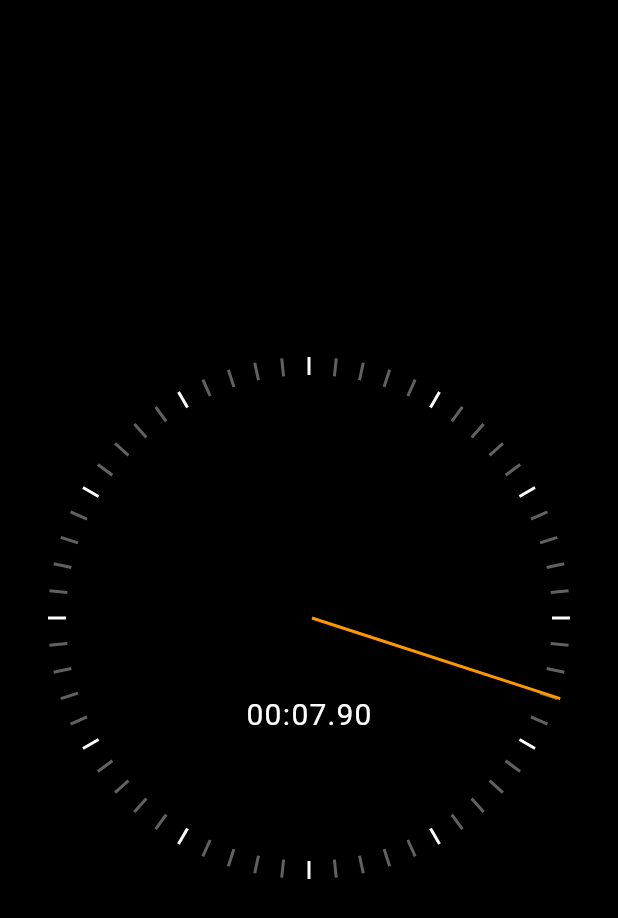
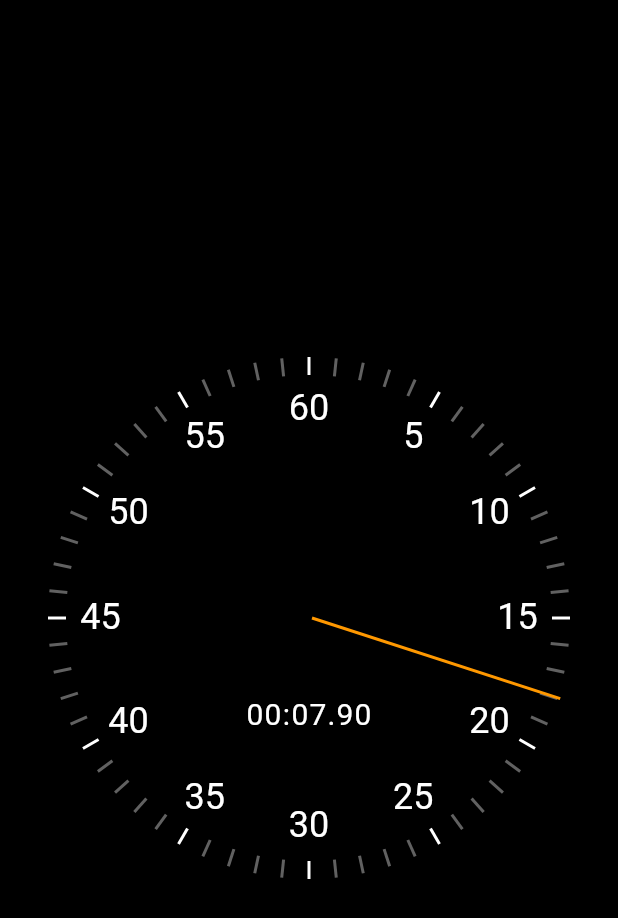
Before and after one commit to ditateum/stopwatch_flutter, a Flutter app: the screen it shows after launch, on a phone screen of 412 x 824 dp. Shown: the top 918 px of the screen. Run offline on Flutter 3.47's test engine with Material 2 defaults, Android fonts, the phone set to English and light mode, and no system bars.

Commit message:
Completing the stopwatch UI part 2

```diff
--- a/lib/ui/clock_markers.dart
+++ b/lib/ui/clock_markers.dart
@@ -31,3 +31,42 @@ class ClockSecondsTickMarker extends StatelessWidget {
     );
   }
 }
+
+class ClockTextMarker extends StatelessWidget {
+  const ClockTextMarker({
+    Key? key,
+    required this.value,
+    required this.maxValue,
+    required this.radius,
+  }) : super(key: key);
+
+  final int value;
+  final int maxValue;
+  final double radius;
+
+  @override
+  Widget build(BuildContext context) {
+    const width = 40.0;
+    const height = 30.0;
+
+    return Transform(
+      alignment: Alignment.center,
+      transform: Matrix4.identity()
+        ..translate(-width / 2, -height / 2, 0.0)
+        ..rotateZ(pi + 2 * pi * (value / maxValue))
+        ..translate(0.0, radius - 35, 0.0)
+        ..rotateZ(pi - 2 * pi * (value / maxValue)),
+      child: SizedBox(
+        width: width,
+        height: height,
+        child: Text(
+          value.toString(),
+          style: const TextStyle(
+            fontSize: 24.0,
+          ),
+          textAlign: TextAlign.center,
+        ),
+      ),
+    );
+  }
+}
--- a/lib/ui/stopwatch_renderer.dart
+++ b/lib/ui/stopwatch_renderer.dart
@@ -27,6 +27,16 @@ class StopwatchRenderer extends StatelessWidget {
               seconds: i,
             ),
           ),
+        for (var i = 5; i <= 60; i += 5)
+          Positioned(
+            top: radius,
+            left: radius,
+            child: ClockTextMarker(
+              value: i,
+              maxValue: 60,
+              radius: radius,
+            ),
+          ),
         Positioned(
           left: radius,
           top: radius,
```
